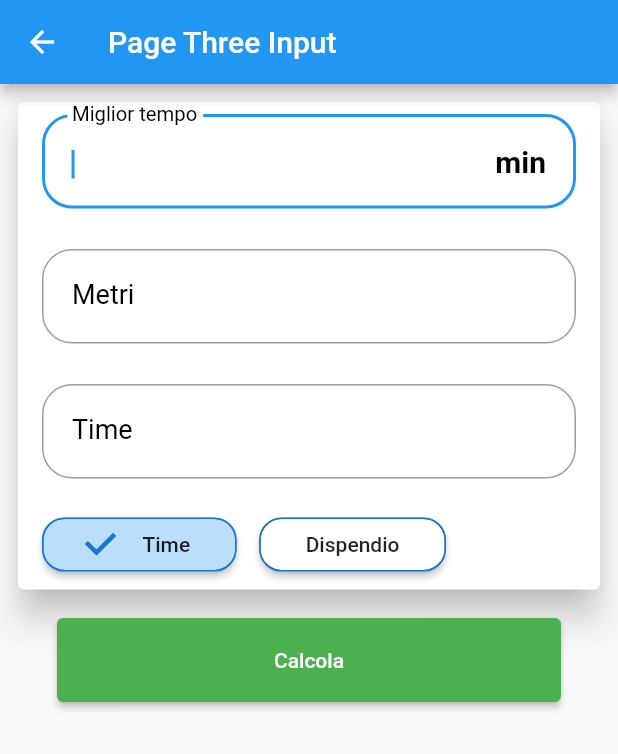
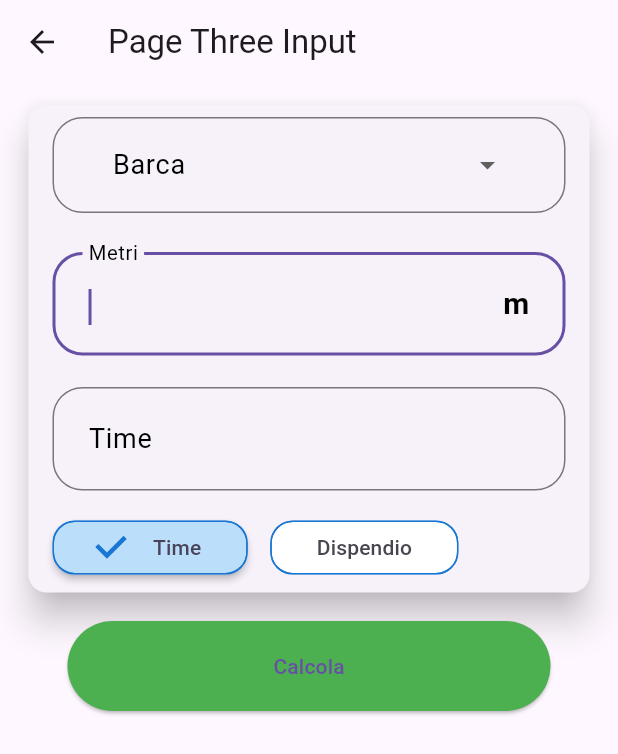
Before and after one commit to elio1fiore/rowing_calculator, a Flutter app: the ThreeInputPage screen opened by its route, on a phone screen of 412 x 824 dp. Shown: the top 754 px of the screen. Run offline on Flutter 3.47's test engine with Material 2 defaults, Android fonts, the phone set to English and light mode, and no system bars; drawn by our look-alikes of reactive_forms; our stand-ins replace auto_route, flutter_multi_formatter, flutter_riverpod, freezed_annotation, geolocator, material_design_icons_flutter.

Commit message:
update input one and material 3

```diff
--- a/lib/application/three_input_notifier.dart
+++ b/lib/application/three_input_notifier.dart
@@ -37,8 +37,6 @@ class ThreeInputNotifier extends StateNotifier<ThreeInputState> {
     'inputOne': FormControl<String>(
       validators: [
         Validators.required,
-        FormValidators.numberSplit,
-        Validators.minLength(6),
       ],
     ),
     'inputTwo': FormControl<String>(
@@ -142,14 +140,14 @@ class ThreeInputNotifier extends StateNotifier<ThreeInputState> {
 
     if (selectedTime) {
       threeInputPagePlayer = ThreeInputPagePlayer.fromTime(
+        personalBest: _form.control('inputOne').value,
         meters: _form.control('inputTwo').value,
-        personalBest: _form.control('inputOne').value,
         time: _form.control('inputThree').value,
       );
     } else {
       threeInputPagePlayer = ThreeInputPagePlayer.fromEnergyExp(
+        personalBest: _form.control('inputOne').value,
         meters: _form.control('inputTwo').value,
-        personalBest: _form.control('inputOne').value,
         energyExp: _form.control('inputThree').value,
       );
     }
--- /dev/null
+++ b/lib/data/boat.dart
@@ -0,0 +1,43 @@
+import 'package:flutter/material.dart';
+
+class Boat {
+  final String name;
+  final String boatBest;
+  final Color color;
+
+  Boat({required this.name, required this.boatBest, required this.color});
+
+  String getHash() => name + boatBest;
+}
+
+List<Boat> listBoat = [
+  //BLU
+  Boat(name: '1XSM', boatBest: '06:33', color: Colors.blue.shade500),
+  Boat(name: '2XSM', boatBest: '06:01', color: Colors.blue.shade500),
+  Boat(name: '4XSM', boatBest: '05:33', color: Colors.blue.shade500),
+  Boat(name: '2-SM', boatBest: '06:11', color: Colors.blue.shade500),
+  Boat(name: '4-SM', boatBest: '05:40', color: Colors.blue.shade500),
+  Boat(name: '8+SM', boatBest: '05:21', color: Colors.blue.shade500),
+  //BLU CHIARO
+  Boat(name: '1XPLM', boatBest: '06:43', color: Colors.blue.shade200),
+  Boat(name: '2XPLM', boatBest: '06:07', color: Colors.blue.shade200),
+  Boat(name: '4XPLM', boatBest: '05:42', color: Colors.blue.shade200),
+  Boat(name: '2-PLM', boatBest: '06:23', color: Colors.blue.shade200),
+  //ROSA
+  Boat(name: '1XSF', boatBest: '07:10', color: Colors.pink.shade400),
+  Boat(name: '2XSF', boatBest: '06:39', color: Colors.pink.shade400),
+  Boat(name: '4XSF', boatBest: '06:07', color: Colors.pink.shade400),
+  Boat(name: '2-SF', boatBest: '06:49', color: Colors.pink.shade400),
+  Boat(name: '4-SF', boatBest: '06:16', color: Colors.pink.shade400),
+  Boat(name: '8+SF', boatBest: '05:55', color: Colors.pink.shade400),
+  //ROSA CHIARO
+  Boat(name: '1XPLF', boatBest: '07:26', color: Colors.pink.shade200),
+  Boat(name: '2XPLF', boatBest: '06:44', color: Colors.pink.shade200),
+  Boat(name: '4XPLF', boatBest: '06:15', color: Colors.pink.shade200),
+  Boat(name: '2-PLF', boatBest: '07:17', color: Colors.pink.shade200),
+  //ARC
+  Boat(name: 'RSM', boatBest: '05:37', color: Colors.blue.shade500),
+  Boat(name: 'RPLM', boatBest: '05:56', color: Colors.blue.shade200),
+  Boat(name: 'RSF', boatBest: '06:28', color: Colors.pink.shade400),
+  Boat(name: 'RPLF', boatBest: '06:54', color: Colors.pink.shade200),
+];
--- a/lib/domain/time_on_meters.dart
+++ b/lib/domain/time_on_meters.dart
@@ -13,5 +13,5 @@ class TimeOnMeters {
   String get metersAndUnit => '${meters.toString()} $unit';
 
   // ignore: unnecessary_string_interpolations
-  String get durationMask => '${intervalTime.valueMinuteSecondMillisecond}';
+  String get durationMask => '${intervalTime.valueMinuteSecondMillisecondOne}';
 }
--- a/lib/manual_test/main_test_0.dart
+++ b/lib/manual_test/main_test_0.dart
@@ -10,7 +10,7 @@ void main(List<String> args) {
 
   final a = timeFromMedia(media500: mediaW, meters: 500);
 
-  print('a ${a.valueMinuteSecondMillisecond}');
+  print('a ${a.valueMinuteSecondMillisecondOne}');
 
   final min = mediaW.minutes;
   final sec = mediaW.seconds;
@@ -19,5 +19,5 @@ void main(List<String> args) {
   final media = IntervalTime(minutes: min, seconds: sec, millisecond: dec);
 
   final b = timeFromMedia(media500: media, meters: 500);
-  print('b ${b.valueMinuteSecondMillisecond}');
+  print('b ${b.valueMinuteSecondMillisecondOne}');
 }
--- a/lib/manual_test/main_test_1.dart
+++ b/lib/manual_test/main_test_1.dart
@@ -11,7 +11,7 @@ void main() {
       metri: meters, personalBest: personalBest, time: time);
   final watt = calcWatt(mediaCinquecento: media);
 
-  print(media.valueMinuteSecondMillisecond);
+  print(media.valueMinuteSecondMillisecondOne);
   print('$de %');
   print('$watt watt');
 }
--- a/lib/manual_test/main_test_2.dart
+++ b/lib/manual_test/main_test_2.dart
@@ -10,6 +10,6 @@ void main() {
       dispendioEnergetico: de, meters: meters, personalBest: personalBest);
   final mediaCinquecento = mediaCinquecentoBase(metri: meters, tempo: te);
 
-  print(te.valueMinuteSecondMillisecond);
-  print(mediaCinquecento.valueMinuteSecondMillisecond);
+  print(te.valueMinuteSecondMillisecondOne);
+  print(mediaCinquecento.valueMinuteSecondMillisecondOne);
 }
--- a/lib/manual_test/main_test_3.dart
+++ b/lib/manual_test/main_test_3.dart
@@ -16,7 +16,7 @@ void main() {
   final watt = calcWatt(mediaCinquecento: media);
   final timeInSecond = time.inSeconds;
 
-  print(media.valueMinuteSecondMillisecond);
+  print(media.valueMinuteSecondMillisecondOne);
   print(de.valueInPercentuale);
   print(watt);
   print(timeInSecond);
--- a/lib/manual_test/main_test_4.dart
+++ b/lib/manual_test/main_test_4.dart
@@ -8,6 +8,6 @@ void main() {
   final mediaCinquecento = mediaCinquecentoCpx(watt: watt);
   final meters = calcMeters(media: mediaCinquecento, time: time);
 
-  print(mediaCinquecento.valueMinuteSecondMillisecond);
+  print(mediaCinquecento.valueMinuteSecondMillisecondOne);
   print('meters: $meters');
 }
--- a/lib/my_app.dart
+++ b/lib/my_app.dart
@@ -11,6 +11,7 @@ class MyApp extends ConsumerWidget {
     final appRouter = ref.watch(appRouterProvider);
 
     return MaterialApp.router(
+      theme: ThemeData(useMaterial3: true),
       title: 'Row Calculator',
       routerDelegate: appRouter.delegate(),
       debugShowCheckedModeBanner: false,
--- a/lib/presentation/three_input/three_input_page.dart
+++ b/lib/presentation/three_input/three_input_page.dart
@@ -3,6 +3,7 @@ import 'package:flutter_multi_formatter/flutter_multi_formatter.dart';
 import 'package:flutter_riverpod/flutter_riverpod.dart';
 import 'package:reactive_forms/reactive_forms.dart';
 import 'package:row_calculator/application/three_input_notifier.dart';
+import 'package:row_calculator/data/boat.dart';
 import 'package:row_calculator/shared/three_input/three_input_provider.dart';
 
 class ThreeInputPage extends ConsumerStatefulWidget {
@@ -30,23 +31,23 @@ class _ThreeInputPageState extends ConsumerState<ThreeInputPage> {
       },
     );
 
-    Map<String, String> validationMessages1(FormControl<String> x) {
-      final String valueMin = (x.value == null) ? '' : x.value!;
+    // Map<String, String> validationMessages1(FormControl<String> x) {
+    //   final String valueMin = (x.value == null) ? '' : x.value!;
 
-      if (valueMin.length < 3) {
-        return {
-          ValidationMessage.required: 'Campo richiesto',
-          ValidationMessage.minLength: 'Inserire i secondi e i decimi',
-          ValidationMessage.number: 'Inserire solo i numeri',
-        };
-      } else {
-        return {
-          ValidationMessage.required: 'Campo richiesto',
-          ValidationMessage.minLength: 'Inserire i decimi',
-          ValidationMessage.number: 'Inserire solo i numeri',
-        };
-      }
-    }
+    //   if (valueMin.length < 3) {
+    //     return {
+    //       ValidationMessage.required: 'Campo richiesto',
+    //       ValidationMessage.minLength: 'Inserire i secondi e i decimi',
+    //       ValidationMessage.number: 'Inserire solo i numeri',
+    //     };
+    //   } else {
+    //     return {
+    //       ValidationMessage.required: 'Campo richiesto',
+    //       ValidationMessage.minLength: 'Inserire i decimi',
+    //       ValidationMessage.number: 'Inserire solo i numeri',
+    //     };
+    //   }
+    // }
 
     Map<String, String> validationMessages2(FormControl<String> x) => {
           ValidationMessage.required: 'Campo richiesto',
@@ -83,7 +84,7 @@ class _ThreeInputPageState extends ConsumerState<ThreeInputPage> {
       ),
       body: SafeArea(
         child: Padding(
-          padding: const EdgeInsets.all(8.0),
+          padding: const EdgeInsets.symmetric(horizontal: 15.0, vertical: 10.0),
           child: ReactiveForm(
             formGroup: form,
             child: SingleChildScrollView(
@@ -100,26 +101,59 @@ class _ThreeInputPageState extends ConsumerState<ThreeInputPage> {
                           children: [
                             Container(
                               constraints: const BoxConstraints(minHeight: 80),
-                              child: ReactiveTextField<String>(
-                                expands: false,
-                                validationMessages: validationMessages1,
-                                controller: noty.controller1,
-                                autofocus: true,
-                                autocorrect: true,
+                              child: ReactiveDropdownField<String>(
+                                focusColor: Colors.transparent,
+                                menuMaxHeight: 350,
+                                borderRadius: BorderRadius.circular(15),
+                                isExpanded: true,
+                                readOnly: false,
                                 formControlName: 'inputOne',
-                                keyboardType: TextInputType.number,
-                                inputFormatters: [
-                                  MaskedInputFormatter('##:##:#')
-                                ],
+                                items: listBoat.map(
+                                  (boat) {
+                                    return DropdownMenuItem(
+                                      alignment: AlignmentDirectional.center,
+                                      key: ValueKey(boat.getHash),
+                                      value: boat.boatBest,
+                                      child: Row(
+                                        children: [
+                                          Expanded(
+                                            flex: 1,
+                                            child: Container(
+                                              decoration: BoxDecoration(
+                                                borderRadius:
+                                                    BorderRadius.circular(10),
+                                                color: boat.color,
+                                              ),
+                                              height: 25,
+                                              child: const Text(''),
+                                            ),
+                                          ),
+                                          const Spacer(
+                                            flex: 1,
+                                          ),
+                                          Expanded(
+                                            flex: 3,
+                                            child: Text(
+                                              boat.name,
+                                              softWrap: false,
+                                              style: const TextStyle(
+                                                fontSize: 20,
+                                              ),
+                                            ),
+                                          ),
+                                        ],
+                                      ),
+                                    );
+                                  },
+                                ).toList(),
                                 style: const TextStyle(
                                   backgroundColor: Colors.transparent,
                                   color: Colors.black,
                                 ),
                                 decoration: InputDecoration(
-                                  contentPadding: const EdgeInsets.all(20.0),
-                                  suffixText: 'min',
+                                  contentPadding: const EdgeInsets.all(20),
                                   label: const Text(
-                                    'Miglior tempo',
+                                    'Barca',
                                     maxLines: 1,
                                     overflow: TextOverflow.ellipsis,
                                   ),
@@ -138,8 +172,9 @@ class _ThreeInputPageState extends ConsumerState<ThreeInputPage> {
                                     color: Colors.black,
                                   ),
                                   border: OutlineInputBorder(
+                                    gapPadding: 20,
                                     borderRadius: BorderRadius.circular(20),
-                                    borderSide: const BorderSide(),
+                                    borderSide: const BorderSide(width: 20),
                                   ),
                                 ),
                               ),
--- a/lib/presentation/two_input/result_two_input_page_1.dart
+++ b/lib/presentation/two_input/result_two_input_page_1.dart
@@ -41,10 +41,10 @@ class ResultTwoInputPage1 extends ConsumerWidget {
                         misura: 'Watt', value: '${player1.watt.toInt()}'),
                     CardResult(
                         misura: 'Tempo',
-                        value: player1.time.valueMinuteSecondMillisecond),
+                        value: player1.time.valueMinuteSecondMillisecondOne),
                     CardResult(
                       misura: 'Media/500',
-                      value: player1.media500.valueMinuteSecondMillisecond,
+                      value: player1.media500.valueMinuteSecondMillisecondOne,
                     ),
                     CardResult(misura: 'Metri', value: '${player1.meters}'),
                   ],
--- a/lib/presentation/two_input/result_two_input_page_2.dart
+++ b/lib/presentation/two_input/result_two_input_page_2.dart
@@ -45,14 +45,15 @@ class ResultTwoInputPage2 extends ConsumerWidget {
                         value: '${player2.percentualeRichiesta.toInt()}'),
                     CardResult(
                         misura: 'Media/500',
-                        value: player2.media500.valueMinuteSecondMillisecond),
+                        value:
+                            player2.media500.valueMinuteSecondMillisecondOne),
                     CardResult(
                         misura: 'Watt Percentuale',
                         value: '${player2.wattInPercentuale.toInt()}'),
                     CardResult(
                         misura: 'Media percentuale',
                         value:
-                            '${player2.media500InPercentuale.valueMinuteSecondMillisecond}'),
+                            '${player2.media500InPercentuale.valueMinuteSecondMillisecondOne}'),
                   ],
                 ),
               ),
--- a/pubspec.yaml
+++ b/pubspec.yaml
@@ -27,6 +27,7 @@ dependencies:
   flutter_multi_formatter: ^2.7.5
   material_design_icons_flutter: ^5.0.6996
   geolocator: ^9.0.2
+  rename: ^2.0.1
 
 
 dev_dependencies:
```
Also changed, not shown: lib/domain/interval_time.dart (+40 -1 lines), lib/function/functions.dart (+8 -2 lines), lib/manual_test/main_test_5.dart (+12 -12 lines), lib/manual_test/main_test_8.dart (+15 -4 lines), lib/player/one_input_page_player.dart (+4 -3 lines), lib/player/three_input_page_player.dart (+11 -6 lines), lib/presentation/three_input/result_three_input_page.dart (+9 -7 lines), pubspec.lock, 4 other files.
